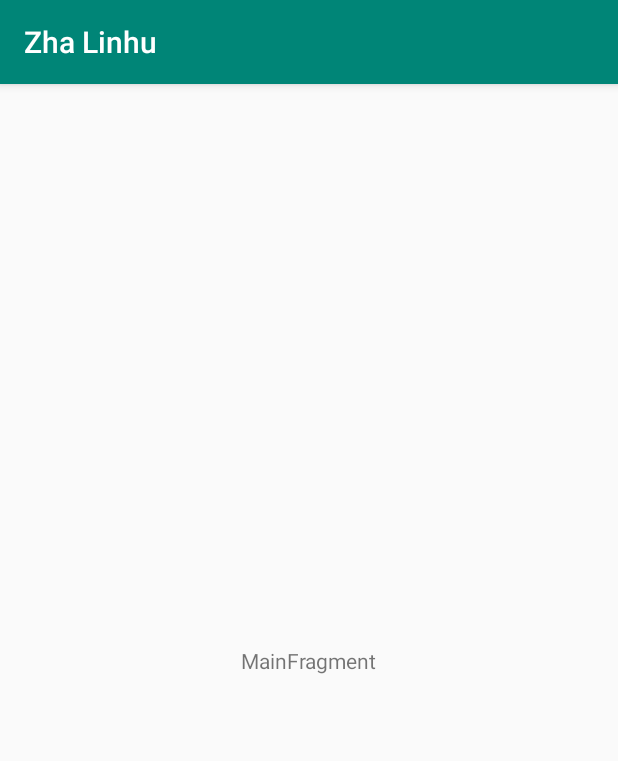
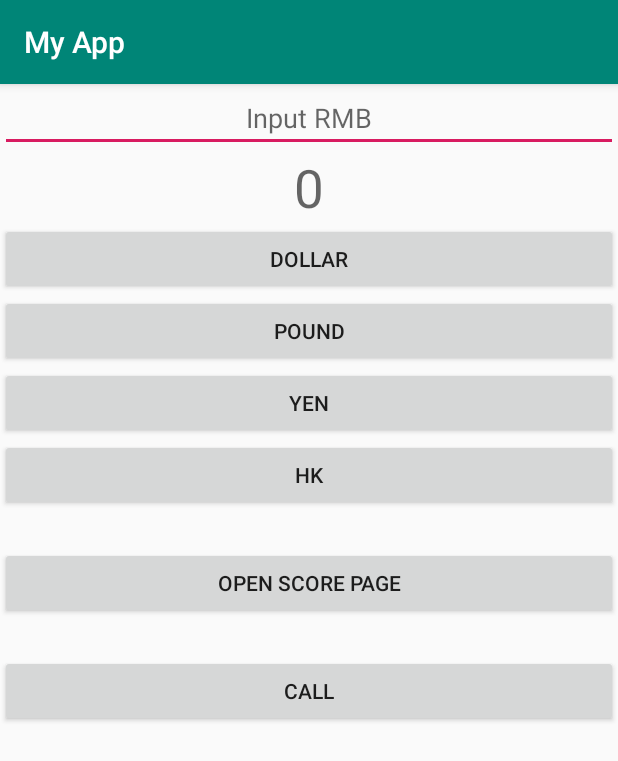
Before and after one commit to zhalinhu999/ZhaLinhu_week15, an Android app: the screen it shows after launch (MainActivity before the commit, Rateconverter after it), on a phone screen of 412 x 824 dp. Shown: the top 761 px of the screen. Run offline under Robolectric (Android 15) with nearby library versions, the phone set to English and light mode, and no system bars; 1 statement that could not run was skipped.

Commit message:
this is week_6 : rateconverter menu

```diff
--- /dev/null
+++ b/app/src/main/res/layout/activity_rateconverter.xml
@@ -0,0 +1,61 @@
+<?xml version="1.0" encoding="utf-8"?>
+<LinearLayout xmlns:android="http://schemas.android.com/apk/res/android"
+    xmlns:tools="http://schemas.android.com/tools"
+    android:layout_width="match_parent"
+    android:layout_height="match_parent"
+    android:orientation="vertical">
+    <EditText
+        android:id="@+id/rmb"
+        android:hint="@string/rmb_hint"
+        android:gravity="center"
+        android:inputType="numberDecimal"
+        android:layout_width="match_parent"
+        android:layout_height="wrap_content" />
+    <TextView
+        android:id="@+id/showrlt"
+        android:hint="@string/rmb_rlt"
+        android:gravity="center"
+        android:textSize="35sp"
+        android:layout_width="match_parent"
+        android:layout_height="wrap_content" />
+    <Button
+        android:id="@+id/btn_Dollar"
+        android:text="@string/btn_Dollar_label"
+        android:onClick="OnClick"
+        android:layout_width="match_parent"
+        android:layout_height="wrap_content" />
+    <Button
+        android:id="@+id/btn_Pound"
+        android:text="@string/btn_Pound_label"
+        android:onClick="OnClick"
+        android:layout_width="match_parent"
+        android:layout_height="wrap_content" />
+    <Button
+        android:id="@+id/btn_Yen"
+        android:text="@string/btn_Yen_label"
+        android:onClick="OnClick"
+        android:layout_width="match_parent"
+        android:layout_height="wrap_content" />
+    <Button
+        android:id="@+id/btn_HK"
+        android:text="@string/btn_HK_label"
+        android:onClick="OnClick"
+        android:layout_width="match_parent"
+        android:layout_height="wrap_content" />
+
+    <Button
+    android:id="@+id/btn_config"
+    android:layout_width="match_parent"
+    android:layout_height="wrap_content"
+    android:layout_marginTop="24dp"
+    android:onClick="openAnother"
+    android:text="@string/btn_config" />
+
+    <Button
+        android:id="@+id/btn_call"
+        android:layout_width="match_parent"
+        android:layout_height="wrap_content"
+        android:layout_marginTop="24dp"
+        android:onClick="call"
+        android:text="@string/btn_calll_lable" />
+</LinearLayout>
--- a/app/src/main/res/values/strings.xml
+++ b/app/src/main/res/values/strings.xml
@@ -1,3 +1,33 @@
 <resources>
-    <string name="app_name">Zha Linhu</string>
+    <string name="app_name">My App</string>
+    <string name="hello">Hello</string>
+    <string name="date">Please import date</string>
+    <string name="celsius">Please enter Celsius</string>
+    <string name="fahrenheit">Convert to Fahrenheit</string>
+    <string name="result">The result:</string>
+    <string name="teamName_A">teamA</string>
+    <string name="teamName_B">teamB</string>
+    <string name="score">0</string>
+    <string name="add_score3">+3 POINTS</string>
+    <string name="add_score2">+2 POINTS</string>
+    <string name="add_score1">+1 POINT</string>
+    <string name="reset">RESET</string>
+    <!--<string name="rate_dollar">DOLLAR</string>-->
+    <string name="rate_euro">EURO</string>
+    <string name="rate_won">WON</string>
+    <!--<string name="rmb_hint">Input RMB</string>-->
+
+    <string name="btn_Dollar_label">Dollar</string>
+    <string name="btn_Pound_label">Pound</string>
+    <string name="btn_Yen_label">Yen</string>
+    <string name="btn_HK_label">HK</string>
+    <string name="rmb_hint">Input RMB</string>
+    <string name="rmb_rlt">0</string>
+
+    <string name="btn_config">open score page</string>
+    <string name="btn_save_lable">save</string>
+    <string name="menu_setting_label">setting</string>
+    <string name="btn_calll_lable">call</string>
+
+
 </resources>
```
Also changed, not shown: app/src/main/AndroidManifest.xml (+21 -1 lines), app/src/main/java/cn/edu/swufe/zhalinhu/Config.java (added, +68 -0 lines), app/src/main/java/cn/edu/swufe/zhalinhu/Rateconverter.java (added, +114 -0 lines), app/src/main/java/cn/edu/swufe/zhalinhu/Score.java (added, +62 -0 lines), app/src/main/java/cn/edu/swufe/zhalinhu/Week_5.java (added, +13 -0 lines), app/src/main/java/cn/edu/swufe/zhalinhu/Week_6.java (added, +13 -0 lines), app/src/main/res/layout/activity_config.xml (added, +42 -0 lines), app/src/main/res/layout/activity_score.xml (added, +136 -0 lines), app/src/main/res/layout/activity_week_5.xml (added, +9 -0 lines), app/src/main/res/layout/activity_week_6.xml (added, +18 -0 lines), app/src/main/res/mipmap-mdpi/setting.jpg (added), 1 other file.
